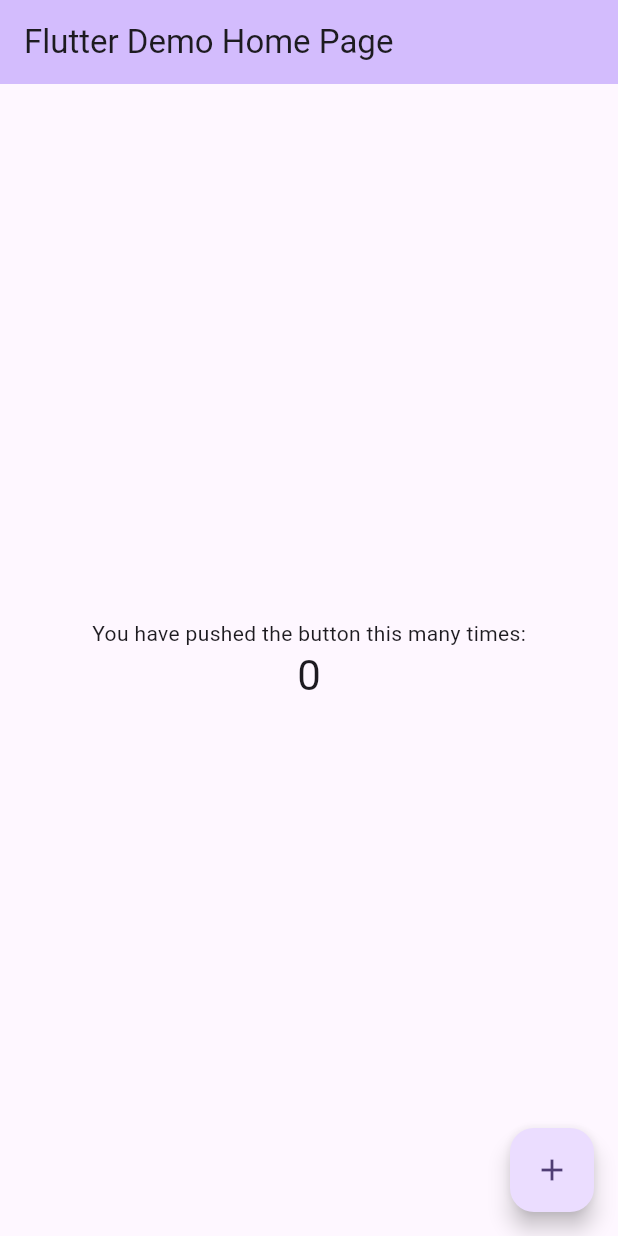
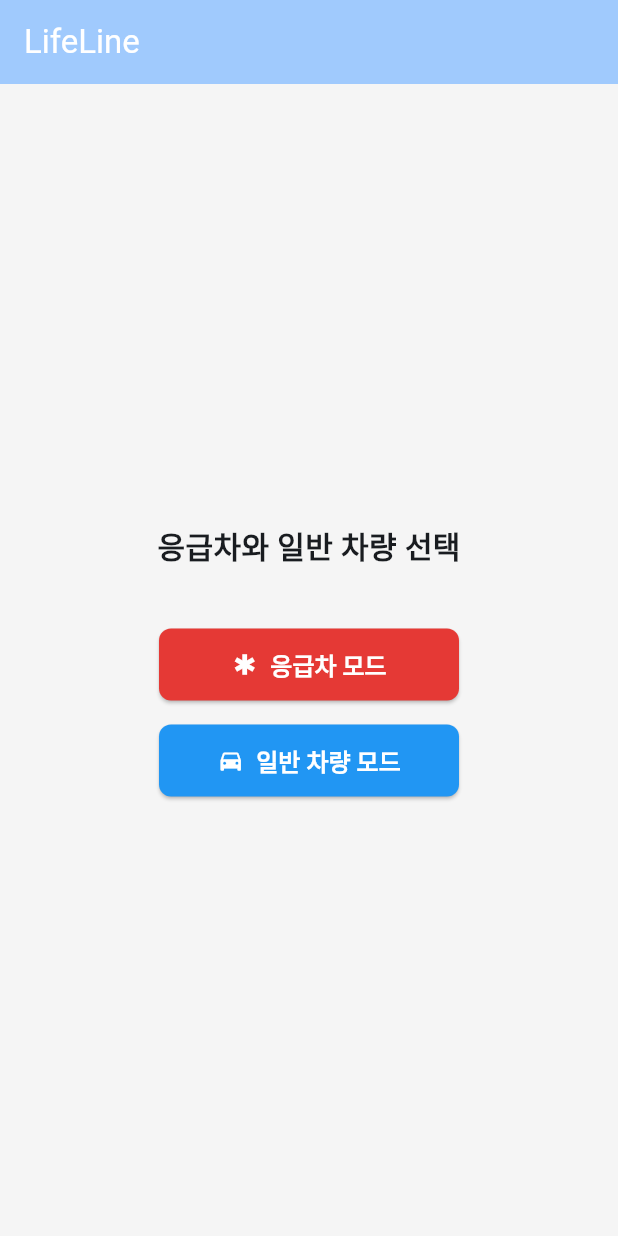
Before and after one commit to Alal11/LifeLine-app, a Flutter app: the screen it shows after launch, on a phone screen of 412 x 824 dp. Run offline on Flutter 3.47's test engine with Material 3 defaults, Android fonts, the phone set to English and light mode, and no system bars.

Commit message:
feat: 앱 기본 구조 구현
- 기본 폴더 구조 생성 (routes, theme)
- 앱 테마 및 색상 정의
- 공통 위젯 생성 (AppButton)
- 화면 기본 구조 설정
- 라우팅 시스템 구현

```diff
--- a/lib/main.dart
+++ b/lib/main.dart
@@ -1,122 +1,24 @@
 import 'package:flutter/material.dart';
 
-void main() {
+import 'routes/app_routes.dart';
+import 'theme/app_theme.dart';
+
+void main() async {
+  WidgetsFlutterBinding.ensureInitialized();
+
   runApp(const MyApp());
 }
 
 class MyApp extends StatelessWidget {
   const MyApp({super.key});
 
-  // This widget is the root of your application.
   @override
   Widget build(BuildContext context) {
     return MaterialApp(
-      title: 'Flutter Demo',
-      theme: ThemeData(
-        // This is the theme of your application.
-        //
-        // TRY THIS: Try running your application with "flutter run". You'll see
-        // the application has a purple toolbar. Then, without quitting the app,
-        // try changing the seedColor in the colorScheme below to Colors.green
-        // and then invoke "hot reload" (save your changes or press the "hot
-        // reload" button in a Flutter-supported IDE, or press "r" if you used
-        // the command line to start the app).
-        //
-        // Notice that the counter didn't reset back to zero; the application
-        // state is not lost during the reload. To reset the state, use hot
-        // restart instead.
-        //
-        // This works for code too, not just values: Most code changes can be
-        // tested with just a hot reload.
-        colorScheme: ColorScheme.fromSeed(seedColor: Colors.deepPurple),
-      ),
-      home: const MyHomePage(title: 'Flutter Demo Home Page'),
+      title: 'LifeLine',
+      theme: AppTheme.lightTheme,
+      routes: AppRoutes.routes,
+      initialRoute: AppRoutes.home,
     );
   }
 }
-
-class MyHomePage extends StatefulWidget {
-  const MyHomePage({super.key, required this.title});
-
-  // This widget is the home page of your application. It is stateful, meaning
-  // that it has a State object (defined below) that contains fields that affect
-  // how it looks.
-
-  // This class is the configuration for the state. It holds the values (in this
-  // case the title) provided by the parent (in this case the App widget) and
-  // used by the build method of the State. Fields in a Widget subclass are
-  // always marked "final".
-
-  final String title;
-
-  @override
-  State<MyHomePage> createState() => _MyHomePageState();
-}
-
-class _MyHomePageState extends State<MyHomePage> {
-  int _counter = 0;
-
-  void _incrementCounter() {
-    setState(() {
-      // This call to setState tells the Flutter framework that something has
-      // changed in this State, which causes it to rerun the build method below
-      // so that the display can reflect the updated values. If we changed
-      // _counter without calling setState(), then the build method would not be
-      // called again, and so nothing would appear to happen.
-      _counter++;
-    });
-  }
-
-  @override
-  Widget build(BuildContext context) {
-    // This method is rerun every time setState is called, for instance as done
-    // by the _incrementCounter method above.
-    //
-    // The Flutter framework has been optimized to make rerunning build methods
-    // fast, so that you can just rebuild anything that needs updating rather
-    // than having to individually change instances of widgets.
-    return Scaffold(
-      appBar: AppBar(
-        // TRY THIS: Try changing the color here to a specific color (to
-        // Colors.amber, perhaps?) and trigger a hot reload to see the AppBar
-        // change color while the other colors stay the same.
-        backgroundColor: Theme.of(context).colorScheme.inversePrimary,
-        // Here we take the value from the MyHomePage object that was created by
-        // the App.build method, and use it to set our appbar title.
-        title: Text(widget.title),
-      ),
-      body: Center(
-        // Center is a layout widget. It takes a single child and positions it
-        // in the middle of the parent.
-        child: Column(
-          // Column is also a layout widget. It takes a list of children and
-          // arranges them vertically. By default, it sizes itself to fit its
-          // children horizontally, and tries to be as tall as its parent.
-          //
-          // Column has various properties to control how it sizes itself and
-          // how it positions its children. Here we use mainAxisAlignment to
-          // center the children vertically; the main axis here is the vertical
-          // axis because Columns are vertical (the cross axis would be
-          // horizontal).
-          //
-          // TRY THIS: Invoke "debug painting" (choose the "Toggle Debug Paint"
-          // action in the IDE, or press "p" in the console), to see the
-          // wireframe for each widget.
-          mainAxisAlignment: MainAxisAlignment.center,
-          children: <Widget>[
-            const Text('You have pushed the button this many times:'),
-            Text(
-              '$_counter',
-              style: Theme.of(context).textTheme.headlineMedium,
-            ),
-          ],
-        ),
-      ),
-      floatingActionButton: FloatingActionButton(
-        onPressed: _incrementCounter,
-        tooltip: 'Increment',
-        child: const Icon(Icons.add),
-      ), // This trailing comma makes auto-formatting nicer for build methods.
-    );
-  }
-}
--- /dev/null
+++ b/lib/routes/app_routes.dart
@@ -0,0 +1,18 @@
+import 'package:flutter/material.dart';
+import '../screens/home_screen.dart';
+import '../screens/emergency_vehicle_screen.dart';
+import '../screens/regular_vehicle_screen.dart';
+
+class AppRoutes {
+  static const String home = '/';
+  static const String emergencyVehicle = '/emergency-vehicle';
+  static const String regularVehicle = '/regular-vehicle';
+
+  static Map<String, WidgetBuilder> get routes {
+    return {
+      home: (context) => const HomePage(title: 'LifeLine'),
+      emergencyVehicle: (context) => const EmergencyVehicleScreen(),
+      regularVehicle: (context) => const RegularVehicleScreen(),
+    };
+  }
+}
--- /dev/null
+++ b/lib/screens/emergency_vehicle_screen.dart
@@ -0,0 +1,18 @@
+import 'package:flutter/material.dart';
+
+class EmergencyVehicleScreen extends StatefulWidget {
+  const EmergencyVehicleScreen({super.key});
+
+  @override
+  State<EmergencyVehicleScreen> createState() => _EmergencyVehicleScreenState();
+}
+
+class _EmergencyVehicleScreenState extends State<EmergencyVehicleScreen> {
+  @override
+  Widget build(BuildContext context) {
+    return Scaffold(
+      appBar: AppBar(title: const Text('응급차 모드')),
+      body: const Center(child: Text('응급차 화면 구현 예정')),
+    );
+  }
+}
--- /dev/null
+++ b/lib/screens/home_screen.dart
@@ -0,0 +1,57 @@
+import 'package:flutter/material.dart';
+import '../routes/app_routes.dart';
+import '../widgets/app_button.dart';
+
+class HomePage extends StatefulWidget {
+  const HomePage({super.key, required this.title});
+
+  final String title;
+
+  @override
+  State<HomePage> createState() => _HomePageState();
+}
+
+class _HomePageState extends State<HomePage> {
+  @override
+  Widget build(BuildContext context) {
+    return Scaffold(
+      appBar: AppBar(
+        backgroundColor: Theme.of(context).colorScheme.inversePrimary,
+        title: Text(widget.title),
+      ),
+      body: Center(
+        child: Column(
+          mainAxisAlignment: MainAxisAlignment.center,
+          children: <Widget>[
+            const Text(
+              '응급차와 일반 차량 선택',
+              style: TextStyle(fontSize: 20, fontWeight: FontWeight.bold),
+            ),
+            const SizedBox(height: 40),
+            AppButton(
+              text: '응급차 모드',
+              onPressed: () {
+                Navigator.pushNamed(context, AppRoutes.emergencyVehicle);
+              },
+              backgroundColor: Theme.of(context).colorScheme.error,
+              textColor: Colors.white,
+              width: 200,
+              icon: Icons.emergency,
+            ),
+            const SizedBox(height: 16),
+            AppButton(
+              text: '일반 차량 모드',
+              onPressed: () {
+                Navigator.pushNamed(context, AppRoutes.regularVehicle);
+              },
+              backgroundColor: Theme.of(context).colorScheme.primary,
+              textColor: Colors.white,
+              width: 200,
+              icon: Icons.directions_car,
+            ),
+          ],
+        ),
+      ),
+    );
+  }
+}
--- /dev/null
+++ b/lib/screens/regular_vehicle_screen.dart
@@ -0,0 +1,18 @@
+import 'package:flutter/material.dart';
+
+class RegularVehicleScreen extends StatefulWidget {
+  const RegularVehicleScreen({super.key});
+
+  @override
+  State<RegularVehicleScreen> createState() => _RegularVehicleScreenState();
+}
+
+class _RegularVehicleScreenState extends State<RegularVehicleScreen> {
+  @override
+  Widget build(BuildContext context) {
+    return Scaffold(
+      appBar: AppBar(title: const Text('일반 차량 모드')),
+      body: const Center(child: Text('일반 차량 화면 구현 예정')),
+    );
+  }
+}
--- /dev/null
+++ b/lib/theme/app_theme.dart
@@ -0,0 +1,36 @@
+import 'package:flutter/material.dart';
+
+class AppTheme {
+  // 앱의 주요 색상
+  static const Color primaryColor = Color(0xFF2196F3); // 파란색
+  static const Color emergencyColor = Color(0xFFE53935); // 빨간색
+  static const Color accentColor = Color(0xFF4CAF50); // 초록색
+  static const Color backgroundColor = Color(0xFFF5F5F5); // 밝은 회색
+
+  // 앱 테마 설정
+  static ThemeData get lightTheme {
+    return ThemeData(
+      primaryColor: primaryColor,
+      colorScheme: ColorScheme.fromSeed(
+        seedColor: primaryColor,
+        primary: primaryColor,
+        secondary: accentColor,
+        error: emergencyColor,
+      ),
+      appBarTheme: const AppBarTheme(
+        backgroundColor: primaryColor,
+        foregroundColor: Colors.white,
+        elevation: 0,
+      ),
+      elevatedButtonTheme: ElevatedButtonThemeData(
+        style: ElevatedButton.styleFrom(
+          padding: const EdgeInsets.symmetric(horizontal: 24, vertical: 12),
+          textStyle: const TextStyle(fontSize: 16, fontWeight: FontWeight.bold),
+          shape: RoundedRectangleBorder(borderRadius: BorderRadius.circular(8)),
+        ),
+      ),
+      scaffoldBackgroundColor: backgroundColor,
+      useMaterial3: true,
+    );
+  }
+}
--- /dev/null
+++ b/lib/widgets/app_button.dart
@@ -0,0 +1,43 @@
+import 'package:flutter/material.dart';
+import '../theme/app_theme.dart';
+
+class AppButton extends StatelessWidget {
+  final String text;
+  final VoidCallback onPressed;
+  final Color? backgroundColor;
+  final Color? textColor;
+  final double? width;
+  final IconData? icon;
+
+  const AppButton({
+    super.key,
+    required this.text,
+    required this.onPressed,
+    this.backgroundColor,
+    this.textColor,
+    this.width,
+    this.icon,
+  });
+
+  @override
+  Widget build(BuildContext context) {
+    return SizedBox(
+      width: width,
+      child: ElevatedButton(
+        onPressed: onPressed,
+        style: ElevatedButton.styleFrom(
+          backgroundColor: backgroundColor,
+          foregroundColor: textColor,
+        ),
+        child: Row(
+          mainAxisSize: MainAxisSize.min,
+          mainAxisAlignment: MainAxisAlignment.center,
+          children: [
+            if (icon != null) ...[Icon(icon), const SizedBox(width: 8)],
+            Text(text),
+          ],
+        ),
+      ),
+    );
+  }
+}
```
